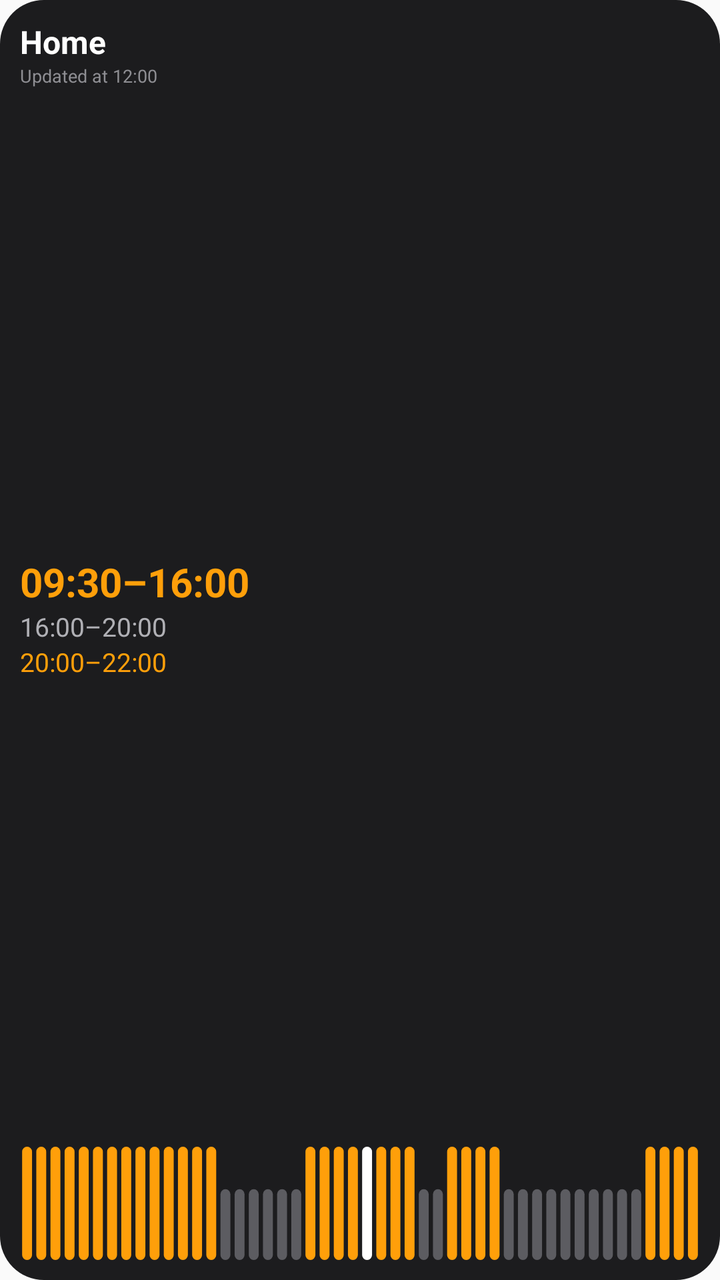
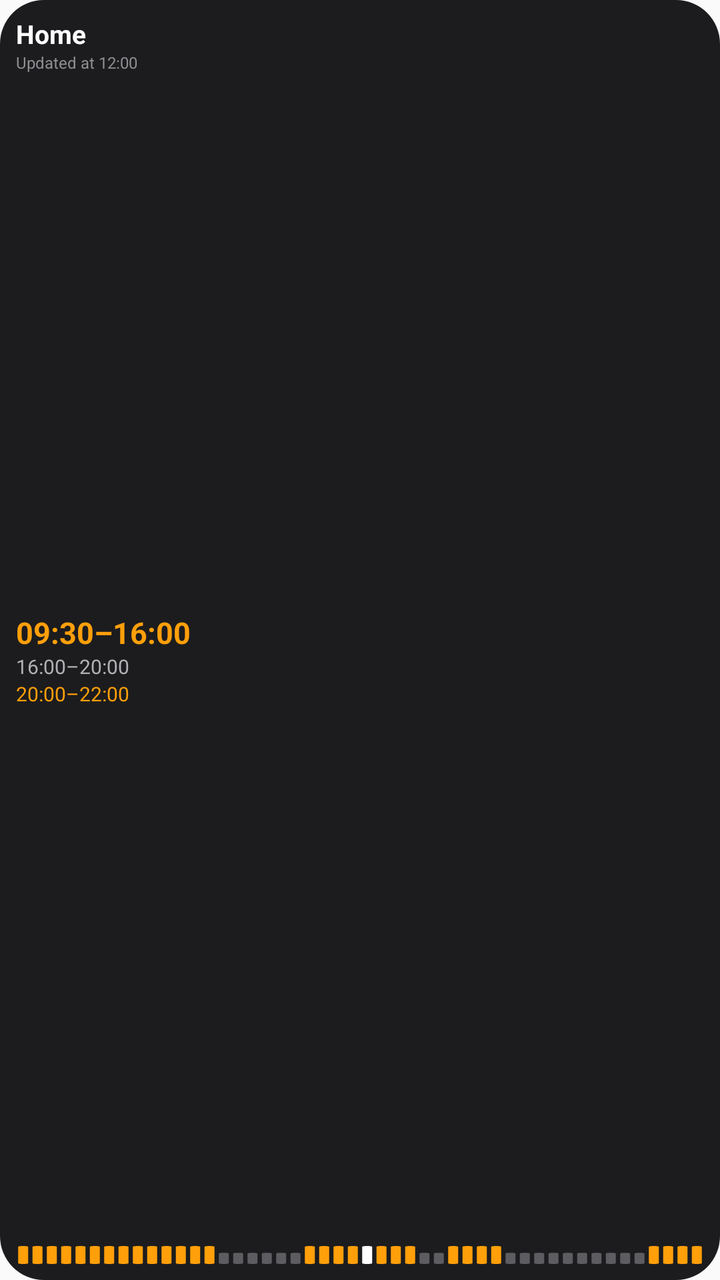

Screens rendered from an Android XML layout before and after an edit, with the pre-edit source and the edit as a unified diff.
<!-- AndroidManifest.xml: application theme Theme.App -->
<!-- res/layout/widget_preview_2x2.xml -->
<?xml version="1.0" encoding="utf-8"?>
<LinearLayout xmlns:android="http://schemas.android.com/apk/res/android"
    android:layout_width="match_parent"
    android:layout_height="match_parent"
    android:background="@drawable/preview_bg"
    android:orientation="vertical"
    android:padding="10dp">
<TextView android:layout_width="wrap_content" android:layout_height="wrap_content" android:text="@string/preview_name" android:textColor="#FFFFFFFF" android:textSize="16sp" android:textStyle="bold" />
<TextView android:layout_width="wrap_content" android:layout_height="wrap_content" android:text="@string/preview_updated" android:textColor="#FF8E8E93" android:textSize="9sp" />
<View android:layout_width="match_parent" android:layout_height="0dp" android:layout_weight="1" />
<TextView android:layout_width="wrap_content" android:layout_height="wrap_content" android:text="09:30–16:00" android:textColor="#FFFF9F0A" android:textSize="20sp" android:textStyle="bold" />
<TextView android:layout_width="wrap_content" android:layout_height="wrap_content" android:text="16:00–20:00" android:textColor="#FFB0B0B5" android:textSize="13sp" />
<TextView android:layout_width="wrap_content" android:layout_height="wrap_content" android:text="20:00–22:00" android:textColor="#FFFF9F0A" android:textSize="13sp" />
<View android:layout_width="match_parent" android:layout_height="0dp" android:layout_weight="1" />
<ImageView android:layout_width="match_parent" android:layout_height="wrap_content" android:adjustViewBounds="true" android:scaleType="fitXY" android:src="@drawable/preview_pills" />
</LinearLayout>
<!-- resources referenced by this layout -->
<resources>
  <!-- drawable preview_bg (drawable) -->
  <?xml version="1.0" encoding="utf-8"?>
  <shape xmlns:android="http://schemas.android.com/apk/res/android" android:shape="rectangle">
      <solid android:color="#FF1C1C1E" />
      <corners android:radius="22dp" />
  </shape>
  <!-- drawable preview_pills: vector/xml drawable (drawable, 5907 chars, omitted) -->
  <string name="preview_name">Home</string>
  <string name="preview_updated">Updated at 12:00</string>
  <style name="Theme.App" parent="android:Theme.Material.Light.NoActionBar" />
</resources>

<!-- the commit's change to res/layout/widget_preview_2x2.xml (unified diff, before → after) -->
@@ -4,13 +4,13 @@
     android:layout_height="match_parent"
     android:background="@drawable/preview_bg"
     android:orientation="vertical"
-    android:padding="10dp">
-<TextView android:layout_width="wrap_content" android:layout_height="wrap_content" android:text="@string/preview_name" android:textColor="#FFFFFFFF" android:textSize="16sp" android:textStyle="bold" />
-<TextView android:layout_width="wrap_content" android:layout_height="wrap_content" android:text="@string/preview_updated" android:textColor="#FF8E8E93" android:textSize="9sp" />
-<View android:layout_width="match_parent" android:layout_height="0dp" android:layout_weight="1" />
-<TextView android:layout_width="wrap_content" android:layout_height="wrap_content" android:text="09:30–16:00" android:textColor="#FFFF9F0A" android:textSize="20sp" android:textStyle="bold" />
-<TextView android:layout_width="wrap_content" android:layout_height="wrap_content" android:text="16:00–20:00" android:textColor="#FFB0B0B5" android:textSize="13sp" />
-<TextView android:layout_width="wrap_content" android:layout_height="wrap_content" android:text="20:00–22:00" android:textColor="#FFFF9F0A" android:textSize="13sp" />
-<View android:layout_width="match_parent" android:layout_height="0dp" android:layout_weight="1" />
-<ImageView android:layout_width="match_parent" android:layout_height="wrap_content" android:adjustViewBounds="true" android:scaleType="fitXY" android:src="@drawable/preview_pills" />
+    android:padding="8dp">
+<TextView android:layout_width="wrap_content" android:layout_height="wrap_content" android:text="@string/preview_name" android:textColor="#FFFFFFFF" android:textSize="13sp" android:singleLine="true" android:textStyle="bold" />
+<TextView android:layout_width="wrap_content" android:layout_height="wrap_content" android:text="@string/preview_updated" android:textColor="#FF8E8E93" android:textSize="8sp" android:singleLine="true" />
+<FrameLayout android:layout_width="match_parent" android:layout_height="0dp" android:layout_weight="1" />
+<TextView android:layout_width="wrap_content" android:layout_height="wrap_content" android:text="09:30–16:00" android:textColor="#FFFF9F0A" android:textSize="15sp" android:singleLine="true" android:textStyle="bold" />
+<TextView android:layout_width="wrap_content" android:layout_height="wrap_content" android:text="16:00–20:00" android:textColor="#FFB0B0B5" android:textSize="10sp" android:singleLine="true" />
+<TextView android:layout_width="wrap_content" android:layout_height="wrap_content" android:text="20:00–22:00" android:textColor="#FFFF9F0A" android:textSize="10sp" android:singleLine="true" />
+<FrameLayout android:layout_width="match_parent" android:layout_height="0dp" android:layout_weight="1" />
+<ImageView android:layout_width="match_parent" android:layout_height="9dp" android:scaleType="fitXY" android:src="@drawable/preview_pills" />
 </LinearLayout>
